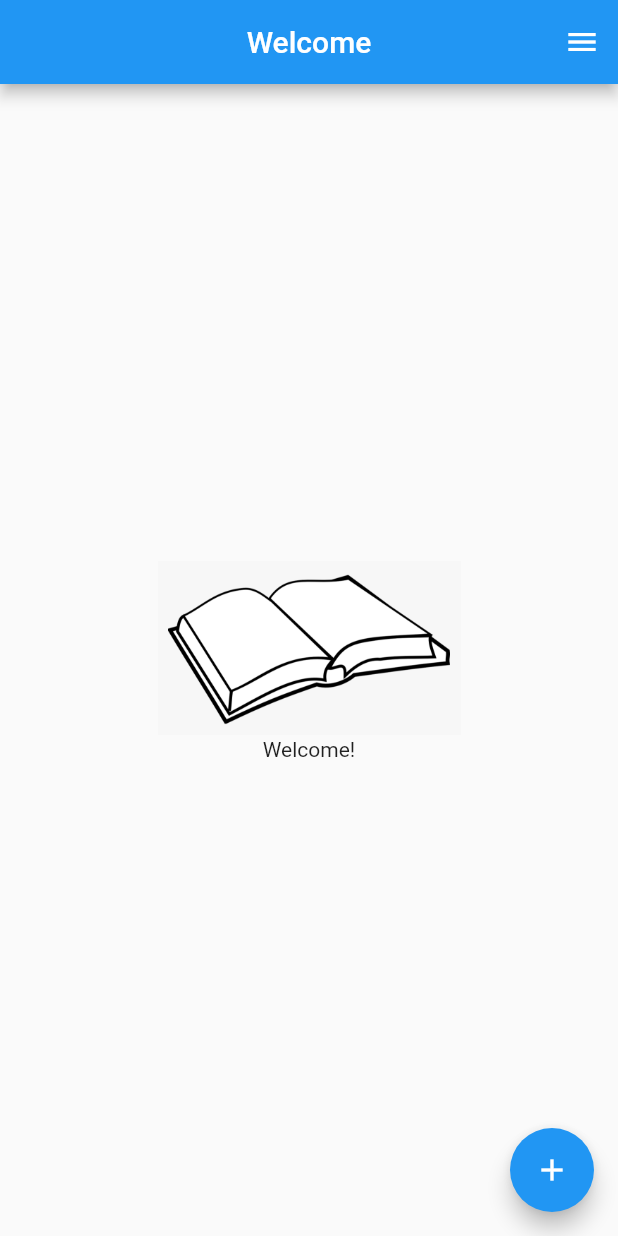
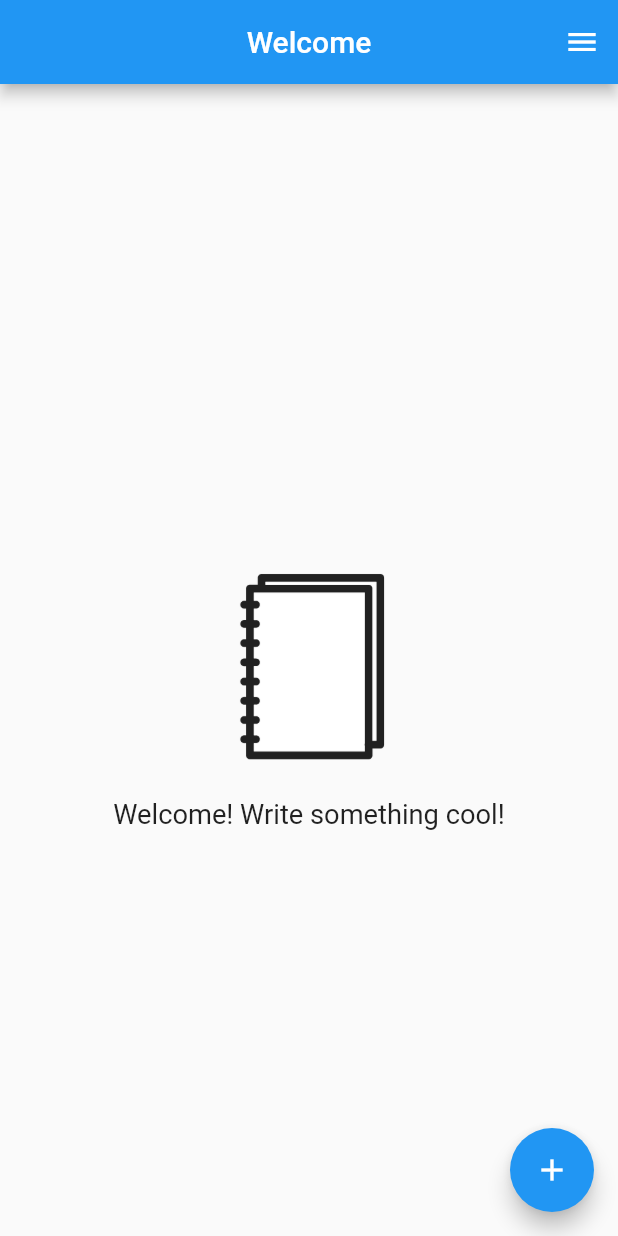
Before and after one commit to kevinlichang/journal-flutter, a Flutter app: the screen it shows after launch, on a phone screen of 412 x 824 dp. Run offline on Flutter 3.47's test engine with Material 2 defaults, Android fonts, the phone set to English and light mode, and no system bars; our stand-ins replace shared_preferences, sqflite; accounts and stored records are empty.

Commit message:
update visuals for welcome screen

```diff
--- a/lib/widgets/journal_entry_form.dart
+++ b/lib/widgets/journal_entry_form.dart
@@ -15,7 +15,7 @@ class JournalEntryFormState extends State<JournalEntryForm> {
   final _formKey = GlobalKey<FormState>();
   final journalEntryFields = JournalEntryFields();
   int selectedValue = 1;
-  List<int> ratingList = [1, 2, 3, 4];
+  List<int> ratingList = [1, 2, 3, 4, 5];
 
   @override
   Widget build(BuildContext context) {
@@ -70,8 +70,8 @@ class JournalEntryFormState extends State<JournalEntryForm> {
                 child: DropdownButtonFormField<int>(
                   value: selectedValue,
                   validator: (value) {
-                    if (value! < 1 || value > 4) {
-                      return 'Please enter 1 to 4';
+                    if (value! < 1 || value > 5) {
+                      return 'Please enter 1 to 5';
                     }
                     return null;
                   },
--- a/lib/widgets/welcome.dart
+++ b/lib/widgets/welcome.dart
@@ -9,10 +9,10 @@ Widget welcome(BuildContext context) {
           widthFactor: 0.5,
           child: Padding(
             padding: EdgeInsets.all(2),
-            child: Image.asset('assets/book.png'),
+            child: Image.asset('assets/journal.png'),
           ),
         ),
-        Text('Welcome!'),
+        Text('Welcome! Write something cool!', textScaleFactor: 1.3,)
       ],
     ),
   );
--- a/pubspec.yaml
+++ b/pubspec.yaml
@@ -38,5 +38,5 @@ flutter:
   uses-material-design: true
 
   assets:
-    - assets/book.png
+    - assets/journal.png
     - assets/schema_1.sql.txt
```
Also changed, not shown: assets/addNew.PNG, assets/journal.png (added), assets/landscape.png (added), assets/welcome.PNG (added).
